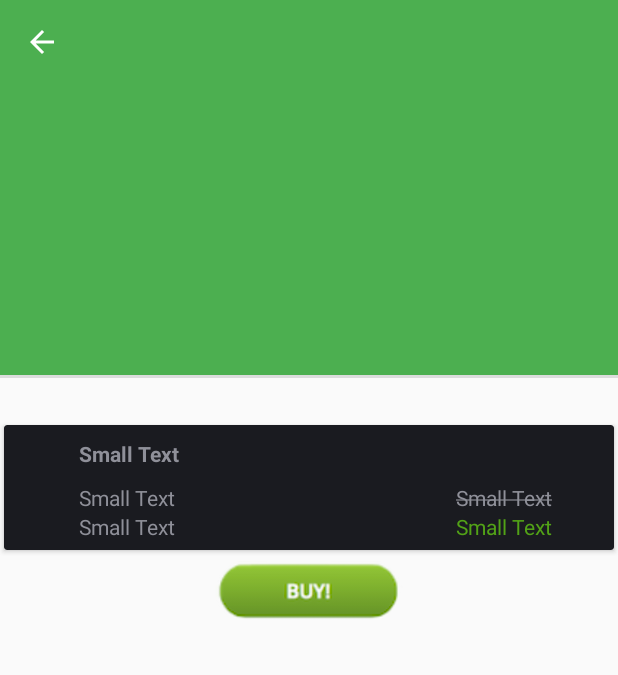
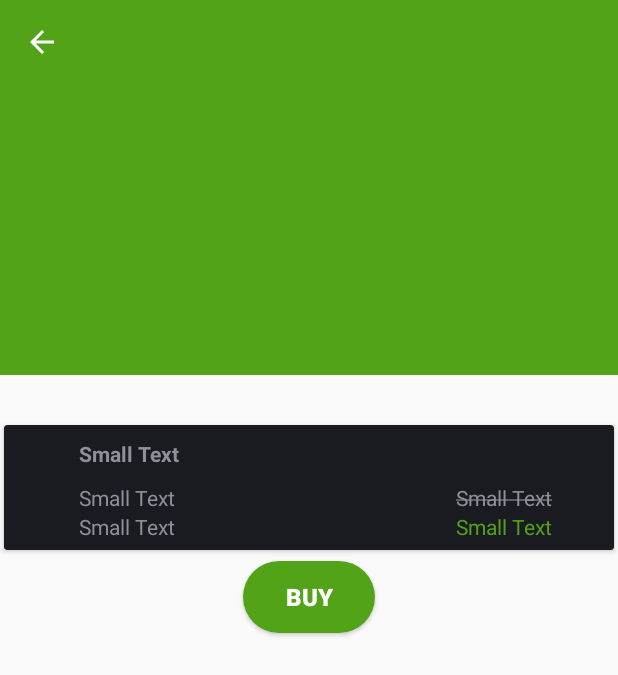
Before and after one commit to aleqi200/grelp, an Android app: the GrouponDetailActivity screen opened directly, with no data from a screen before it, on a phone screen of 412 x 824 dp. Shown: the top 675 px of the screen. Run offline under Robolectric (Android 15) with nearby library versions, the phone set to English and light mode, and no system bars; our stand-ins replace Picasso; libraries missing offline, so code that uses them is left out: com.loopj.android, org.scribe.builder, org.scribe.oauth; pictures from the network do not load; 11 statements that could not run were skipped.

Commit message:
buy button style

```diff
--- a/app/src/main/java/com/grelp/grelp/activities/GrouponDetailActivity.java
+++ b/app/src/main/java/com/grelp/grelp/activities/GrouponDetailActivity.java
@@ -15,6 +15,7 @@ import android.util.Pair;
 import android.view.LayoutInflater;
 import android.view.MenuItem;
 import android.view.View;
+import android.widget.Button;
 import android.widget.ImageView;
 import android.widget.LinearLayout;
 import android.widget.TextView;
@@ -60,7 +61,7 @@ public class GrouponDetailActivity extends AppCompatActivity {
     private ImageView ivDetailedImage;
     private TextView tvDetailedTitle;
     private LinearLayout llDealOptions;
-    private ImageView btnBuy;
+    private Button btnBuy;
 
     private ParcelablePlace place;
 
@@ -99,7 +100,7 @@ public class GrouponDetailActivity extends AppCompatActivity {
         ivDetailedImage = (ImageView) findViewById(R.id.ivDetailedImage);
         tvDetailedTitle = (TextView) findViewById(R.id.tvDetailedTitle);
         llDealOptions = (LinearLayout) findViewById(R.id.llDealOptions);
-        btnBuy = (ImageView) findViewById(R.id.btnBuy);
+        btnBuy = (Button) findViewById(R.id.btnBuy);
 
         //Setup groupon detailed view
         tvDetailedTitle.setText(groupon.getTitle());
--- a/app/src/main/java/com/grelp/grelp/activities/MainActivity.java
+++ b/app/src/main/java/com/grelp/grelp/activities/MainActivity.java
@@ -56,7 +56,7 @@ public class MainActivity extends AppCompatActivity implements
     private DealMapFragment dealMapFragment;
 
     private GoogleApiClient mGoogleApiClient;
-    private static final long UPDATE_INTERVAL = 1000 * 30;  /* 30 secs */
+    private static final long UPDATE_INTERVAL = 60000 * 180;  /* 30 secs */
     private static final long FASTEST_INTERVAL = 5000; /* 5 secs */
     private static final long MIN_DISTANCE = 200; /* 200m */
 
--- a/app/src/main/java/com/grelp/grelp/fragments/FourSquareDetailFragment.java
+++ b/app/src/main/java/com/grelp/grelp/fragments/FourSquareDetailFragment.java
@@ -15,6 +15,7 @@ import com.grelp.grelp.R;
 import com.grelp.grelp.models.FourSquarePhrase;
 import com.grelp.grelp.models.FourSquareTip;
 import com.grelp.grelp.models.FourSquareVenue;
+import com.grelp.grelp.util.StringUtil;
 import com.makeramen.roundedimageview.RoundedTransformationBuilder;
 import com.squareup.picasso.Picasso;
 import com.squareup.picasso.Transformation;
@@ -94,15 +95,7 @@ public class FourSquareDetailFragment extends Fragment {
 
         if (fourSquareVenue.getPhrases() != null && fourSquareVenue.getPhrases().size() > 0) {
             List<FourSquarePhrase> phrases = fourSquareVenue.getPhrases();
-            StringBuffer phraseBuffer = new StringBuffer();
-            for(int i = 0 ; i < phrases.size(); i ++) {
-                phraseBuffer.append(phrases.get(i).getPhrase());
-                phraseBuffer.append(" | ");
-                if (i == 3) {
-                    break;
-                }
-            }
-            tvFSPhrases.setText(phraseBuffer.toString());
+            tvFSPhrases.setText(StringUtil.join(", ", phrases));
         }
         return view;
     }
--- a/app/src/main/java/com/grelp/grelp/models/FourSquarePhrase.java
+++ b/app/src/main/java/com/grelp/grelp/models/FourSquarePhrase.java
@@ -54,4 +54,9 @@ public class FourSquarePhrase implements Parcelable {
             return new FourSquarePhrase[size];
         }
     };
+
+    @Override
+    public String toString() {
+        return phrase;
+    }
 }
--- /dev/null
+++ b/app/src/main/res/drawable/action_background_focused.xml
@@ -0,0 +1,12 @@
+<?xml version="1.0" encoding="utf-8"?>
+
+<shape xmlns:android="http://schemas.android.com/apk/res/android"
+       android:shape="rectangle">
+    <solid android:color="@color/primary_button_background_focused"/>
+    <stroke android:width="1dp"
+            android:color="@color/grey_dark"/>
+    <corners android:bottomRightRadius="25dp"
+        android:bottomLeftRadius="25dp"
+        android:topRightRadius="25dp"
+        android:topLeftRadius="25dp"/>
+</shape>
--- /dev/null
+++ b/app/src/main/res/drawable/action_background_pressed.xml
@@ -0,0 +1,10 @@
+<?xml version="1.0" encoding="utf-8"?>
+
+<shape xmlns:android="http://schemas.android.com/apk/res/android"
+       android:shape="rectangle">
+    <solid android:color="@color/primary_button_background_pressed"/>
+    <corners android:bottomRightRadius="25dp"
+        android:bottomLeftRadius="25dp"
+        android:topRightRadius="25dp"
+        android:topLeftRadius="25dp"/>
+</shape>
--- /dev/null
+++ b/app/src/main/res/drawable/action_button_background_normal.xml
@@ -0,0 +1,10 @@
+<?xml version="1.0" encoding="utf-8"?>
+
+<shape xmlns:android="http://schemas.android.com/apk/res/android"
+       android:shape="rectangle">
+    <solid android:color="@color/primary_button_background_normal"/>
+    <corners android:bottomRightRadius="25dp"
+        android:bottomLeftRadius="25dp"
+        android:topRightRadius="25dp"
+        android:topLeftRadius="25dp"/>
+</shape>
--- /dev/null
+++ b/app/src/main/res/drawable/buy_button_background.xml
@@ -0,0 +1,9 @@
+<?xml version="1.0" encoding="utf-8"?>
+
+<selector xmlns:android="http://schemas.android.com/apk/res/android">
+
+    <item android:state_pressed="true" android:drawable="@drawable/action_background_pressed"/>
+    <item android:state_focused="true" android:drawable="@drawable/action_background_focused"/>
+    <item android:drawable="@drawable/action_button_background_normal"/>
+
+</selector>
--- a/app/src/main/res/layout/content_groupon_detail.xml
+++ b/app/src/main/res/layout/content_groupon_detail.xml
@@ -33,25 +33,11 @@
         android:layout_marginTop="10dp"
         android:orientation="vertical" />
 
-    <ImageView
-        android:id="@+id/btnBuy"
-        android:layout_width="140dp"
-        android:layout_height="40dp"
-        android:layout_below="@+id/llDealOptions"
-        android:layout_centerHorizontal="true"
-        android:src="@drawable/ic_buy" />
-
-    <View
-        android:layout_width="match_parent"
-        android:layout_height="2dp"
-        android:background="?android:attr/listDivider"
-        android:padding="2dp" />
-
     <FrameLayout
         android:id="@+id/yelp_fragment"
         android:layout_width="match_parent"
         android:layout_height="match_parent"
-        android:layout_below="@+id/btnBuy" />
+        android:layout_below="@+id/llDealOptions" />
 
     <FrameLayout
         android:id="@+id/fs_fragment"
@@ -64,4 +50,17 @@
         android:layout_width="match_parent"
         android:layout_height="match_parent"
         android:layout_below="@+id/fs_fragment" />
+
+    <Button
+        android:id="@+id/btnBuy"
+        android:layout_width="wrap_content"
+        android:paddingTop="10dp"
+        android:paddingBottom="10dp"
+        android:layout_marginBottom="10dp"
+        android:layout_height="wrap_content"
+        android:layout_below="@+id/places_fragment"
+        android:layout_centerHorizontal="true"
+        android:text="@string/buy"
+        style="@style/buy_button" />
+
 </RelativeLayout>
--- a/app/src/main/res/layout/fragment_google_places.xml
+++ b/app/src/main/res/layout/fragment_google_places.xml
@@ -54,7 +54,7 @@
         android:layout_width="wrap_content"
         android:layout_height="wrap_content"
         android:text="@string/open_in_google"
-        android:textColor="@color/blue_text"
+        android:textColor="@color/green_text"
         android:textStyle="bold"
         android:id="@+id/tvOpenGoogle"
         android:clickable="true"
@@ -101,4 +101,15 @@
         android:textSize="18sp"
         android:onClick="onClickPhone" />
 
+    <View
+        android:layout_width="match_parent"
+        android:layout_height="2dp"
+        android:layout_marginTop="10dp"
+        android:layout_marginBottom="10dp"
+        android:padding="2dp"
+        android:id="@+id/divider_buy"
+        android:layout_below="@+id/rbRating"
+        android:background="?android:attr/listDivider"
+        />
+
 </RelativeLayout>
--- a/app/src/main/res/values/colors.xml
+++ b/app/src/main/res/values/colors.xml
@@ -1,6 +1,6 @@
 <?xml version="1.0" encoding="utf-8"?>
 <resources>
-    <color name="colorPrimary">#4CAF50</color>
+    <color name="colorPrimary">#53A318</color>
     <color name="colorNavyBlue">#3F51B5</color>
     <color name="colorPrimaryDark">#388E3C</color>
     <color name="primary_light">#C8E6C9</color>
@@ -16,8 +16,23 @@
     <color name="yelp_secondary">#af0606</color>
     <color name="card_background">#E6E6E6</color>
     <color name="yellow">#FFF8D000</color>
+    <color name="white">#FFFFFF</color>
+    <color name="grey86">#e5e5e5</color>
+    <color name="grey99">#f8f8f8</color>
+    <color name="grey_dark">#333333</color>
+
 
     <color name="book_loading_background">#ffffff</color>
     <color name="book_loading_book">#ff33b5e5</color>
     <color name="book_loading_page">#ffffff</color>
+
+    <color name="primary_button_background_pressed">@color/colorPrimaryDark</color>
+    <color name="primary_button_background_focused">#80b443</color>
+    <color name="primary_button_background_normal">@color/colorPrimary</color>
+
+    <color name="primary_button_text_pressed">@color/grey86</color>
+    <color name="primary_button_text_focused">@color/grey99</color>
+    <color name="primary_button_text_disabled">@color/white</color>
+    <color name="primary_button_text_normal">@color/white</color>
+
 </resources>
--- a/app/src/main/res/values/strings.xml
+++ b/app/src/main/res/values/strings.xml
@@ -32,4 +32,5 @@
     <string name="fs_rating_title">Four Square Rating</string>
     <string name="fs_phrases_header">What they said</string>
     <string name="example_phone_number">555-5555</string>
+    <string name="buy">Buy</string>
 </resources>
--- a/app/src/main/res/values/styles.xml
+++ b/app/src/main/res/values/styles.xml
@@ -21,5 +21,15 @@
         <item name="android:layout_height">1dp</item>
         <item name="android:background">?android:attr/listDivider</item>
     </style>
-
+    <style name="buy_button" >
+        <item name="android:background">@drawable/buy_button_background</item>
+        <item name="android:textColor">@color/white</item>
+        <item name="android:textSize">16dp</item>
+        <item name="android:textStyle">bold</item>
+        <item name="android:paddingTop">13dp</item>
+        <item name="android:paddingBottom">13dp</item>
+        <item name="android:paddingLeft">14dp</item>
+        <item name="android:paddingRight">14dp</item>
+        <item name="android:singleLine">true</item>
+    </style>
 </resources>
```
